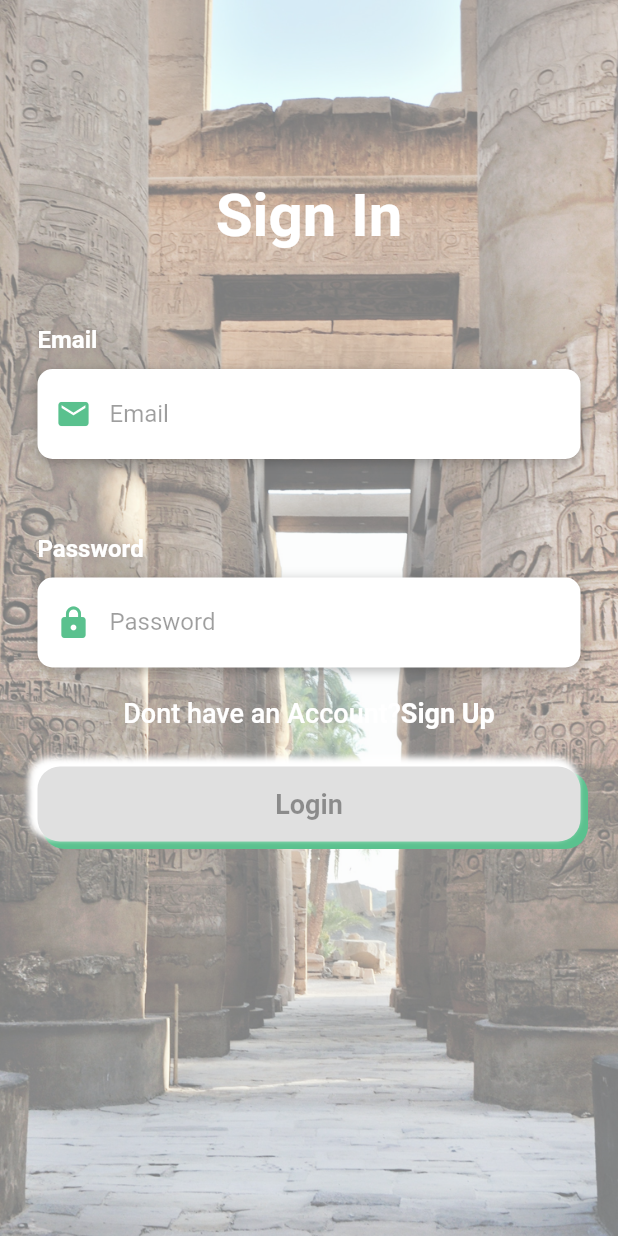
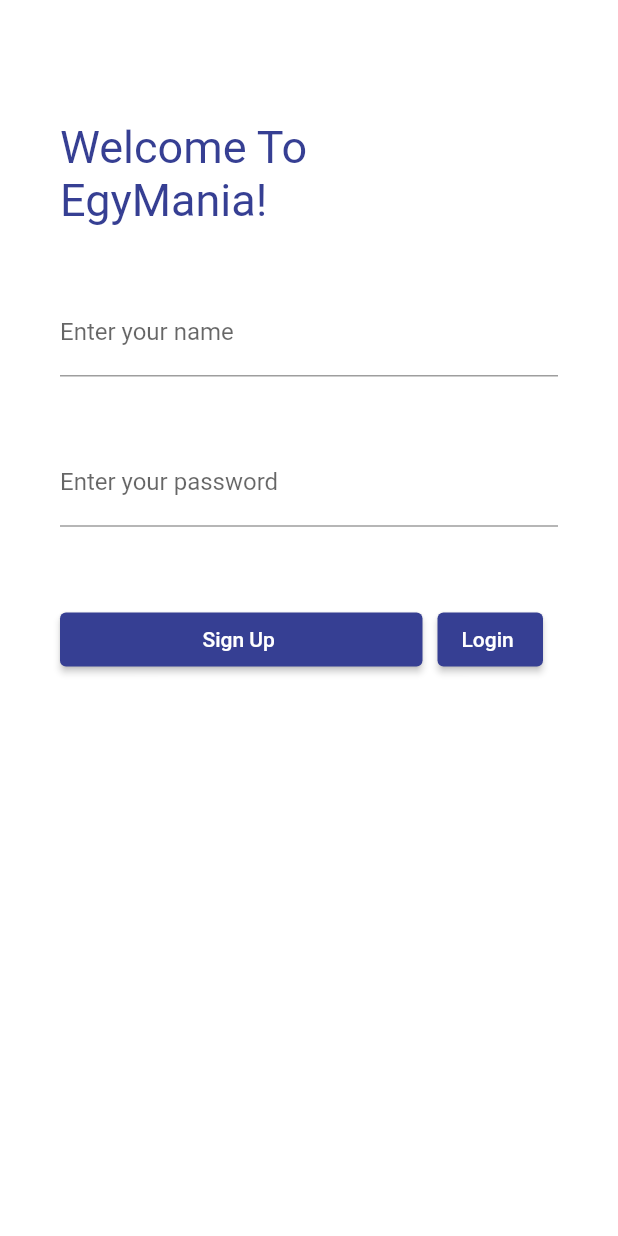
Before and after one commit to nathaliesameh26/DiscoverEgypt, a Flutter app: the Login screen opened by its route, on a phone screen of 412 x 824 dp. Run offline on Flutter 3.47's test engine with Material 2 defaults, Android fonts, the phone set to English and light mode, and no system bars.

Commit message:
changing the login with validation

```diff
--- a/mobileapplication/lib/login.dart
+++ b/mobileapplication/lib/login.dart
@@ -1,345 +1,115 @@
-import 'package:flutter/gestures.dart';
 import 'package:flutter/material.dart';
-import 'package:flutter/services.dart';
-import 'package:flutter/src/widgets/container.dart';
-import 'package:flutter/src/widgets/framework.dart';
 
 class Login extends StatefulWidget {
-  const Login({super.key});
-
   @override
   _LoginState createState() => _LoginState();
 }
 
-Widget buildEmail() {
-  return Column(
+class _LoginState extends State<Login> {
+  final formKey = GlobalKey<FormState>(); //key for form
+  String name = "";
+  @override
+  Widget build(BuildContext context) {
+    final double height = MediaQuery.of(context).size.height;
+    final GlobalKey<ScaffoldState> _scaffoldKey = GlobalKey<ScaffoldState>();
+
+    return Scaffold(
+      key: _scaffoldKey,
+      appBar: AppBar(
+        backgroundColor: Colors.transparent,
+        elevation: 0,
+      ),
+      backgroundColor: Color(0xFFffffff),
+      body: Container(
+        padding: const EdgeInsets.only(left: 40, right: 40),
+        child: Form(
+          key: formKey, //key for form
+          child: Column(
             crossAxisAlignment: CrossAxisAlignment.start,
+            children: [
+              SizedBox(height: height * 0.03),
+              Text(
+                "Welcome To",
+                style: TextStyle(fontSize: 30, color: Color(0xFF363f93)),
+              ),
+              Text(
+                "EgyMania!",
+                style: TextStyle(fontSize: 30, color: Color(0xFF363f93)),
+              ),
+              SizedBox(
+                height: height * 0.05,
+              ),
+              TextFormField(
+                decoration: InputDecoration(
+                  labelText: "Enter your name",
+                ),
+                validator: (value) {
+                  if (value!.isEmpty ||
+                      !RegExp(r'[a-z A-Z]+$').hasMatch(value!)) {
+                    return "Enter name";
+                  } else {
+                    return null;
+                  }
+                },
+              ),
+              SizedBox(
+                height: height * 0.05,
+              ),
+              TextFormField(
+                decoration: InputDecoration(
+                  labelText: "Enter your password",
+                ),
+                validator: (value) {
+                  if (value!.isEmpty) {
+                    return "Enter password";
+                  } else {
+                    return null;
+                  }
+                },
+              ),
+              SizedBox(
+                height: height * 0.05,
+              ),
+              Row(
+                mainAxisAlignment: MainAxisAlignment.spaceBetween,
                 children: <Widget>[
-      const Text(
-        'Email',
-        style: TextStyle(
-            color: Colors.white, fontSize: 16, fontWeight: FontWeight.bold),
-      ),
-      const SizedBox(
-        height: 10,
-      ),
-      Container(
-        alignment: Alignment.centerLeft,
-        decoration: BoxDecoration(
-          color: Colors.white,
-          borderRadius: BorderRadius.circular(10),
-          boxShadow: [
-            BoxShadow(
-              color: Colors.black26,
-              blurRadius: 6,
-              offset: Offset(0, 2),
-            ),
-          ],
-        ),
-        height: 60,
-        child: TextField(
-          keyboardType: TextInputType.emailAddress,
-          style: TextStyle(
-            color: Colors.black87,
-          ),
-          decoration: InputDecoration(
-            border: InputBorder.none,
-            contentPadding: EdgeInsets.only(top: 14),
-            prefixIcon: Icon(
-              Icons.email,
-              color: Color(0xff5ac18e),
-            ),
-            hintText: 'Email',
-            hintStyle: TextStyle(
-              color: Colors.black38,
+                  Expanded(
+                      child: ElevatedButton(
+                          // "Sign Up",
+                          // style: TextStyle(fontSize: 22, color: Color(0xFF363f93)),
+                          onPressed: () {
+                            Navigator.pushNamed(context, '/register');
+                          },
+                          style: TextButton.styleFrom(
+                              backgroundColor: Color(0xFF363f93)),
+                          child: Text(
+                            "Sign Up ",
+                            style: TextStyle(color: Colors.white),
+                          ))),
+                  Padding(
+                    padding: const EdgeInsets.all(10),
+                    child: ElevatedButton(
+                      onPressed: () {
+                        if (formKey.currentState!.validate()) {
+                          final snackBar =
+                              SnackBar(content: Text('Submitting form'));
+                          ScaffoldMessenger.of(context).showSnackBar(snackBar);
+                        }
+                      },
+                      style: TextButton.styleFrom(
+                          backgroundColor: Color(0xFF363f93)),
+                      child: Text(
+                        "Login ",
+                        style: TextStyle(color: Colors.white),
                       ),
                     ),
                   ),
+                ],
               )
             ],
-  );
-}
-
-Widget buildPassword() {
-  return Column(
-    crossAxisAlignment: CrossAxisAlignment.start,
-    children: <Widget>[
-      const Text(
-        'Password',
-        style: TextStyle(
-            color: Colors.white, fontSize: 16, fontWeight: FontWeight.bold),
           ),
-      const SizedBox(
-        height: 10,
-      ),
-      Container(
-        alignment: Alignment.centerLeft,
-        decoration: BoxDecoration(
-          color: Colors.white,
-          borderRadius: BorderRadius.circular(10),
-          boxShadow: [
-            BoxShadow(
-              color: Colors.black26,
-              blurRadius: 6,
-              offset: Offset(0, 2),
-            ),
-          ],
-        ),
-        height: 60,
-        child: TextField(
-          obscureText: true,
-          style: TextStyle(
-            color: Colors.black87,
-          ),
-          decoration: InputDecoration(
-            border: InputBorder.none,
-            contentPadding: EdgeInsets.only(top: 14),
-            prefixIcon: Icon(
-              Icons.lock,
-              color: Color(0xff5ac18e),
-            ),
-            hintText: 'Password',
-            hintStyle: TextStyle(
-              color: Colors.black38,
-            ),
-          ),
-        ),
-      )
-    ],
-  );
-}
-
-Widget buildLoginBtn() {
-  return Container(
-      padding: EdgeInsets.symmetric(vertical: 25),
-      width: double.infinity,
-      child: Container(
-        height: 50,
-        width: 100,
-        decoration: BoxDecoration(
-            color: Colors.grey.shade300,
-            borderRadius: BorderRadius.circular(15),
-            boxShadow: [
-              BoxShadow(
-                color: Color(0xff5ac18e),
-                spreadRadius: 1,
-                blurRadius: 0,
-                offset: Offset(4, 4),
-              ),
-              BoxShadow(
-                color: Colors.white,
-                spreadRadius: 2,
-                blurRadius: 3,
-                offset: Offset(-4, -4),
-              )
-            ]),
-        child: Center(
-          child: Text(
-            "Login",
-            style: TextStyle(
-              color: Colors.black38,
-              fontWeight: FontWeight.bold,
-              fontSize: 18,
-            ),
-          ),
-        ),
-      ));
-}
-
-Widget buildSignUpBtn() {
-  return GestureDetector(
-    //onTap: () {Navigator.of(context).pushNamed("/register")},
-    child: RichText(
-      text: TextSpan(
-        children: [
-          TextSpan(
-            text: 'Dont have an Account?',
-            style: TextStyle(
-              color: Colors.white,
-              fontSize: 18,
-              fontWeight: FontWeight.w500,
-            ),
-          ),
-          TextSpan(
-            text: 'Sign Up',
-            style: TextStyle(
-              color: Colors.white,
-              fontSize: 18,
-              fontWeight: FontWeight.bold,
-            ),
-          ),
-        ],
         ),
       ),
     );
   }
-
-class _LoginState extends State<Login> {
-  @override
-  Widget build(BuildContext context) {
-    return Scaffold(
-        body: AnnotatedRegion<SystemUiOverlayStyle>(
-      value: SystemUiOverlayStyle.light,
-      child: GestureDetector(
-        child: Stack(
-          children: <Widget>[
-            Container(
-              height: double.infinity,
-              width: double.infinity,
-              // ignore: prefer_const_constructors
-              decoration: BoxDecoration(
-                image: DecorationImage(
-                  // colorFilter: new ColorFilter.mode(Colors.black.withOpacity(0.2), BlendMode.dstATop),
-                  image: AssetImage('assets/temple.jpg'),
-                  colorFilter: ColorFilter.mode(
-                    Colors.white.withOpacity(0.5),
-                    BlendMode.modulate,
-                  ),
-                  fit: BoxFit.fitHeight,
-                  // gradient: LinearGradient(
-                  //   begin: Alignment.topCenter,
-                  //   end: Alignment.bottomCenter,
-                ),
-              ),
-              child: SingleChildScrollView(
-                physics: AlwaysScrollableScrollPhysics(),
-                padding: EdgeInsets.symmetric(
-                  horizontal: 25,
-                  vertical: 120,
-                ),
-                child: Column(
-                  mainAxisAlignment: MainAxisAlignment.center,
-                  // ignore: prefer_const_literals_to_create_immutables
-                  children: <Widget>[
-                    const Text(
-                      'Sign In',
-                      style: TextStyle(
-                          color: Colors.white,
-                          fontSize: 40,
-                          fontWeight: FontWeight.bold),
-                    ),
-                    SizedBox(
-                      height: 50,
-                    ),
-                    buildEmail(),
-                    SizedBox(
-                      height: 50,
-                    ),
-                    buildPassword(),
-                    SizedBox(
-                      height: 20,
-                    ),
-                    buildSignUpBtn(),
-                    buildLoginBtn(),
-                  ],
-                ),
-              ),
-            ),
-          ],
-        ),
-      ),
-    ));
 }
-}
-
-//   Widget content() {
-//     return Column(
-//       children: [
-//         Container(
-//           height: 200,
-//           width: double.infinity,
-//           decoration: BoxDecoration(
-//               color: Color.fromARGB(255, 22, 46, 180),
-//               borderRadius:
-//                   BorderRadius.only(bottomRight: Radius.elliptical(80, 80))),
-//           child: Padding(
-//               padding: const EdgeInsets.only(top: 10.0),
-//               child: Image.asset('assets/Egypt.jpg')),
-//         ),
-//         SizedBox(
-//           height: 60,
-//         ),
-//         InputStyle("Username", "Enter your username "),
-//         SizedBox(
-//           height: 20,
-//         ),
-//         InputStyle("Password", "Enter your password "),
-//         SizedBox(
-//           height: 20,
-//         ),
-//         Container(
-//           height: 60,
-//           width: 300,
-//           decoration: BoxDecoration(
-//             color: Color.fromARGB(255, 22, 46, 180),
-//             borderRadius: BorderRadius.circular(20),
-//           ),
-//           child: TextButton(
-//             onPressed: () {},
-//             child: Text(
-//               "Login",
-//               style: TextStyle(fontSize: 20, color: Colors.white),
-//             ),
-//           ),
-//         ),
-//         SizedBox(
-//           height: 10,
-//         ),
-//         RichText(
-//             text: TextSpan(children: [
-//           TextSpan(
-//             text: "Don't have an account?",
-//             style: TextStyle(fontSize: 15, color: Colors.grey),
-//           ),
-//           TextSpan(
-//               text: "Register",
-//               style: TextStyle(
-//                 fontSize: 15,
-//                 color: Color.fromARGB(255, 22, 46, 180),
-//               ),
-//               recognizer: TapGestureRecognizer()
-//                 ..onTap = () {
-//                   Navigator.of(context).pushNamed("/register");
-//                 })
-//         ]))
-//       ],
-//     );
-//   }
-// }
-
-// Widget InputStyle(String title, String hintTxt) {
-//   return Padding(
-//       padding: const EdgeInsets.fromLTRB(40, 5, 20, 10),
-//       child: Row(
-//         children: [
-//           Text(
-//             "$title",
-//             style: TextStyle(fontSize: 20),
-//           ),
-//           SizedBox(width: 10),
-//           Expanded(
-//               child: Container(
-//             decoration: BoxDecoration(
-//               color: Colors.white,
-//               borderRadius: BorderRadius.circular(20),
-//               boxShadow: [
-//                 BoxShadow(
-//                   color: Colors.grey.withOpacity(0.5),
-//                   spreadRadius: 2,
-//                   blurRadius: 7,
-//                   offset: Offset(0, 3),
-//                 ),
-//               ],
-//             ),
-//             child: TextField(
-//               decoration: InputDecoration(
-//                 border: InputBorder.none,
-//                 contentPadding: EdgeInsets.only(left: 10),
-//                 hintText: hintTxt,
-//               ),
-//             ),
-//           ))
-//         ],
-//       ));
-// }
-//}
```
Lines whose indentation alone changed are shown as unchanged.
